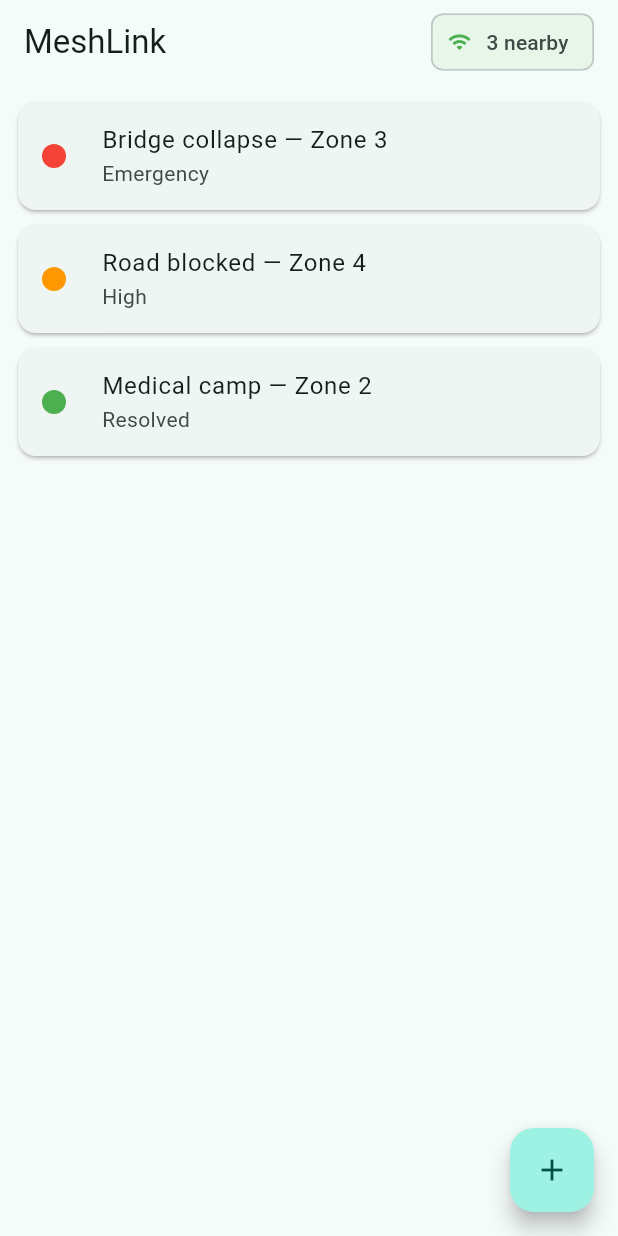
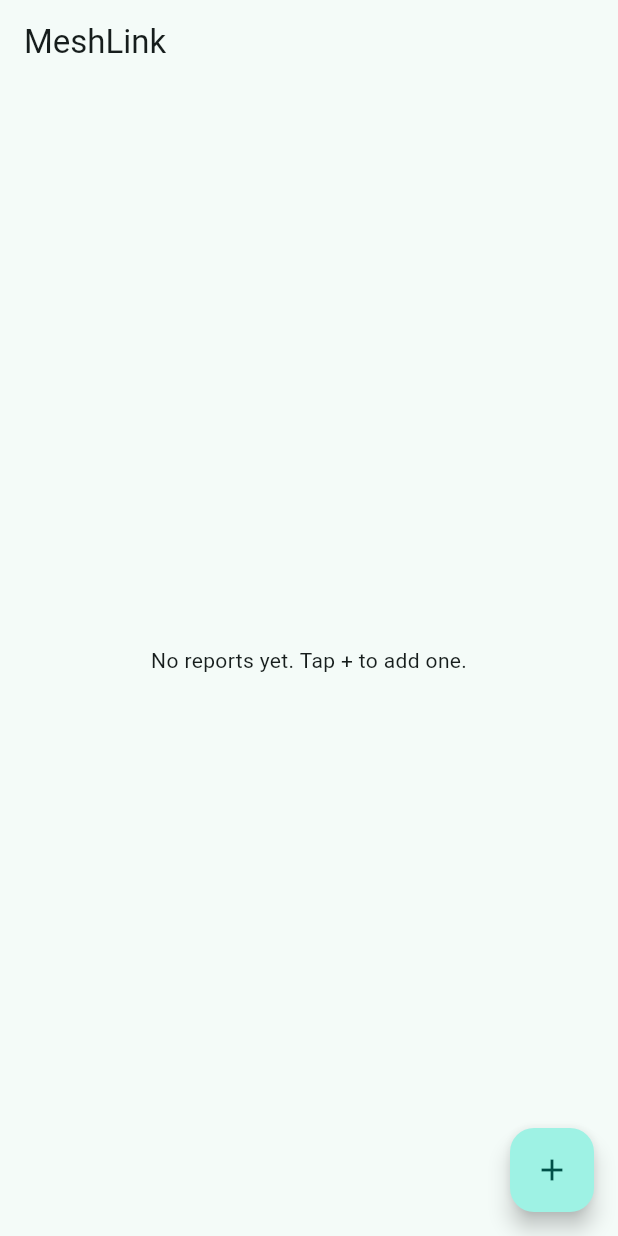
Before and after one commit to CSEProjectVault/mesh_link, a Flutter app: the screen it shows after launch, after a tap on "Join a trip", after a tap on "Join trip", on a phone screen of 412 x 824 dp. Run offline on Flutter 3.47's test engine with Material 3 defaults, Android fonts, the phone set to English and light mode, and no system bars; our stand-ins replace sqflite; accounts and stored records are empty.

Commit message:
Home screen loads pins from database

```diff
--- a/lib/main.dart
+++ b/lib/main.dart
@@ -25,7 +25,7 @@ class MeshLinkApp extends StatelessWidget {
         '/': (context) =>  LoginJoinScreen(),
         '/home': (context) => HomeScreen(),
         '/create': (context) => const CreatePinScreen(),
-        '/detail': (context) => const ReportDetailScreen(),
+
       },
     );
   }
--- a/lib/screens/home_screen.dart
+++ b/lib/screens/home_screen.dart
@@ -1,4 +1,8 @@
 import 'package:flutter/material.dart';
+import '../db/database_helper.dart';
+import '../models/pin_models.dart';
+import '../models/report_pin_adapter.dart';
+import 'report_detail_screen.dart';
 
 class HomeScreen extends StatefulWidget {
   const HomeScreen({super.key});
@@ -8,55 +12,75 @@ class HomeScreen extends StatefulWidget {
 }
 
 class _HomeScreenState extends State<HomeScreen> {
-  // Fake/hardcoded pins for now — real data comes later from the local database
-  final List<Map<String, dynamic>> pins = [
-    {'title': 'Bridge collapse — Zone 3', 'severity': 'Emergency', 'color': Colors.red},
-    {'title': 'Road blocked — Zone 4', 'severity': 'High', 'color': Colors.orange},
-    {'title': 'Medical camp — Zone 2', 'severity': 'Resolved', 'color': Colors.green},
-  ];
+  late Future<List<Pin>> _pinsFuture;
+
+  @override
+  void initState() {
+    super.initState();
+    _pinsFuture = _loadPins();
+  }
+
+  Future<List<Pin>> _loadPins() async {
+    final ids = await DatabaseHelper.instance.getAllReportIds();
+    final pins = <Pin>[];
+    for (final id in ids) {
+      final report = await DatabaseHelper.instance.getReport(id);
+      pins.add(ReportPinAdapter.pinFromReport(report, id));
+    }
+    // Most severe first, then newest first
+    pins.sort((a, b) {
+      final bySeverity = b.severity.index.compareTo(a.severity.index);
+      return bySeverity != 0 ? bySeverity : b.createdAt.compareTo(a.createdAt);
+    });
+    return pins;
+  }
+
+  void _reload() => setState(() => _pinsFuture = _loadPins());
 
   @override
   Widget build(BuildContext context) {
     return Scaffold(
-      appBar: AppBar(
-        title: const Text('MeshLink'),
-        actions: [
-          Padding(
-            padding: const EdgeInsets.only(right: 16),
-            child: Center(
-              child: Chip(
-                avatar: const Icon(Icons.wifi, size: 16, color: Colors.green),
-                label: const Text('3 nearby'),
-                backgroundColor: Colors.green[50],
-              ),
-            ),
-          ),
-        ],
-      ),
-      body: ListView.builder(
+      appBar: AppBar(title: const Text('MeshLink')),
+      body: FutureBuilder<List<Pin>>(
+        future: _pinsFuture,
+        builder: (context, snapshot) {
+          if (snapshot.connectionState != ConnectionState.done) {
+            return const Center(child: CircularProgressIndicator());
+          }
+          final pins = snapshot.data ?? [];
+          if (pins.isEmpty) {
+            return const Center(child: Text('No reports yet. Tap + to add one.'));
+          }
+          return ListView.builder(
             padding: const EdgeInsets.all(12),
             itemCount: pins.length,
-        itemBuilder: (context, index) {
-          final pin = pins[index];
+            itemBuilder: (context, i) {
+              final pin = pins[i];
               return Card(
                 margin: const EdgeInsets.only(bottom: 10),
                 child: ListTile(
-              leading: CircleAvatar(
-                radius: 8,
-                backgroundColor: pin['color'],
+                  leading: CircleAvatar(radius: 8, backgroundColor: pin.severity.color),
+                  title: Text(pin.title),
+                  subtitle: Text('${pin.severity.label} · ${pin.category.label}'),
+                  onTap: () async {
+                    await Navigator.push(
+                      context,
+                      MaterialPageRoute(
+                        builder: (_) => ReportDetailScreen(pinId: pin.id),
                       ),
-              title: Text(pin['title']),
-              subtitle: Text(pin['severity']),
-              onTap: () {
-                Navigator.pushNamed(context, '/detail');
+                    );
+                    _reload();
                   },
                 ),
               );
             },
+          );
+        },
       ),
       floatingActionButton: FloatingActionButton(
-        onPressed: () {
-          Navigator.pushNamed(context, '/create');
+        onPressed: () async {
+          await Navigator.pushNamed(context, '/create');
+          _reload(); // refresh the list when she comes back from Create
         },
         child: const Icon(Icons.add),
       ),
```
Lines whose indentation alone changed are shown as unchanged.
